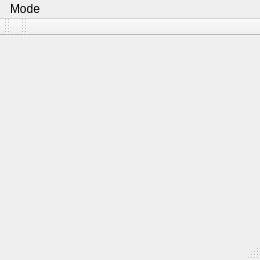
Old version of the form LedSimulator/MainWindow.ui in the repository stoptherock1/RPI_SPI_TLC5947.
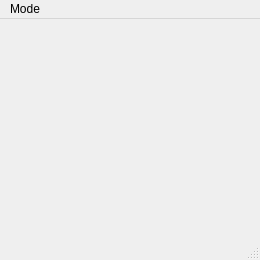
New version of the form.

What changed in the file:
```diff
--- a/LedSimulator/MainWindow.ui
+++ b/LedSimulator/MainWindow.ui
@@ -15,14 +15,6 @@
   </property>
   <widget class="QWidget" name="centralWidget"/>
   <widget class="QStatusBar" name="statusBar"/>
-  <widget class="QToolBar" name="mainToolBar">
-   <attribute name="toolBarArea">
-    <enum>TopToolBarArea</enum>
-   </attribute>
-   <attribute name="toolBarBreak">
-    <bool>false</bool>
-   </attribute>
-  </widget>
   <widget class="QMenuBar" name="menuBar">
    <property name="geometry">
     <rect>
@@ -41,17 +33,6 @@
    </widget>
    <addaction name="menuMode"/>
   </widget>
-  <widget class="QToolBar" name="toolBar">
-   <property name="windowTitle">
-    <string>toolBar</string>
-   </property>
-   <attribute name="toolBarArea">
-    <enum>TopToolBarArea</enum>
-   </attribute>
-   <attribute name="toolBarBreak">
-    <bool>false</bool>
-   </attribute>
-  </widget>
   <action name="actionColor_calibrator">
    <property name="text">
     <string>Color calibration</string>
```
Left out of the diff: 2 changed lines with no effect on the pictures.
